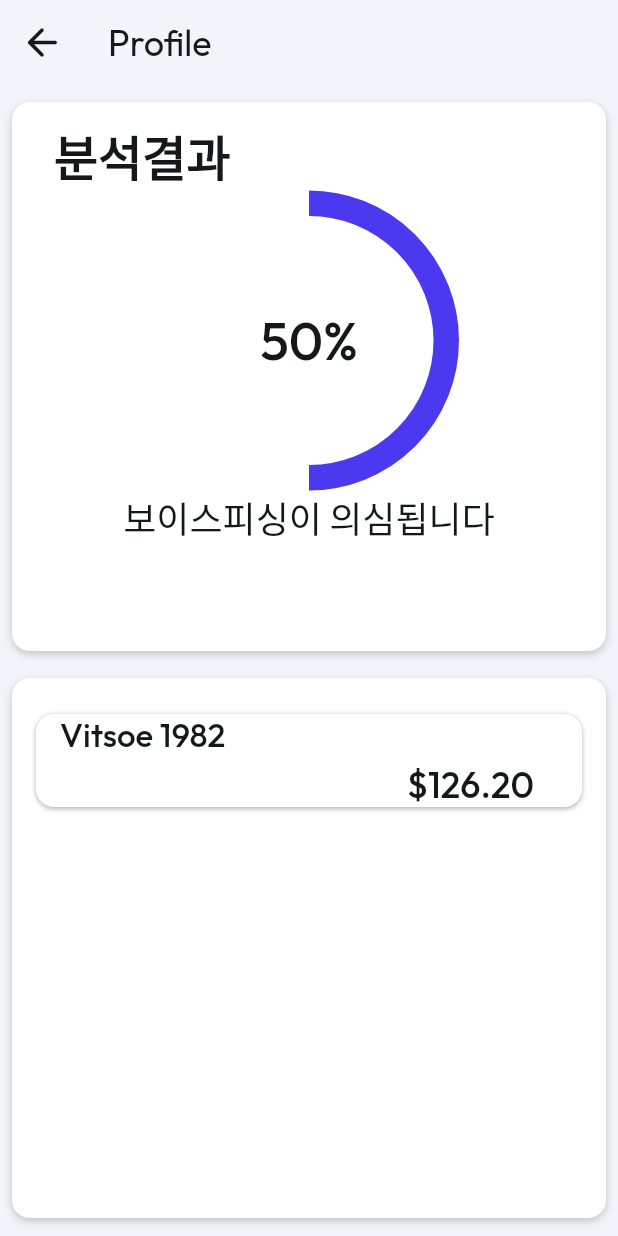
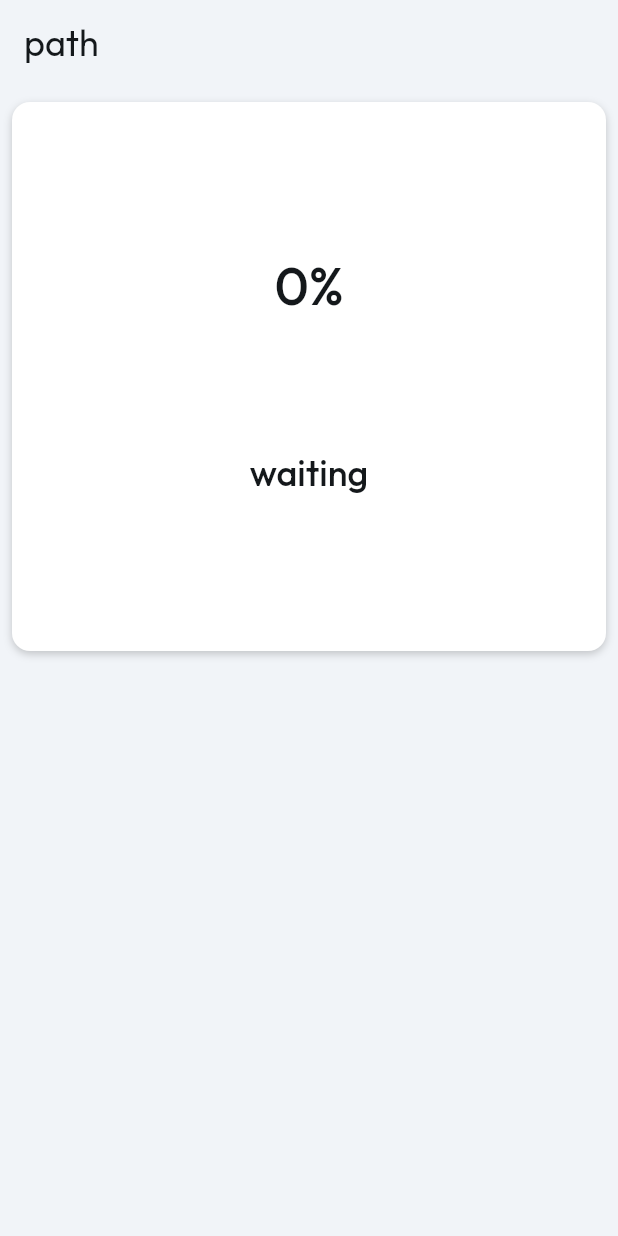
Before and after one commit to manystorms/voicephishing, a Flutter app: the ResultScreenWidget screen opened by its route, on a phone screen of 412 x 824 dp. Run offline on Flutter 3.47's test engine with Material 3 defaults, Android fonts, the light colour scheme and no system bars; drawn by our look-alikes of flutter_animate, percent_indicator; our stand-ins replace auto_size_text, font_awesome_flutter, from_css_color, go_router, google_fonts, page_transition and 3 more; missing offline and left inert: external_path, google_speech, json_path, tflite_flutter; accounts and stored records are empty.

Commit message:
1차 발표

```diff
--- a/lib/flutter_flow/nav/nav.dart
+++ b/lib/flutter_flow/nav/nav.dart
@@ -16,6 +16,8 @@ import 'serialization_util.dart';
 export 'package:go_router/go_router.dart';
 export 'serialization_util.dart';
 
+import 'package:voicephishing/model/get_FilePath.dart';
+
 const kTransitionInfoKey = '__transition_info__';
 
 class AppStateNotifier extends ChangeNotifier {
@@ -32,21 +34,25 @@ class AppStateNotifier extends ChangeNotifier {
   }
 }
 
+class MyAudioFile {
+  static final dummy = AudioFile(Path: "/dummy/path", Date: DateTime.now());
+}
+
 GoRouter createRouter(AppStateNotifier appStateNotifier) => GoRouter(
   initialLocation: '/list07UserSearch',
   debugLogDiagnostics: true,
   refreshListenable: appStateNotifier,
-      errorBuilder: (context, state) => ResultScreenWidget(),
+  errorBuilder: (context, state) => ResultScreenWidget(audioFile: MyAudioFile.dummy),
   routes: [
     FFRoute(
       name: '_initialize',
       path: '/',
-          builder: (context, _) => ResultScreenWidget(),
+      builder: (context, _) => ResultScreenWidget(audioFile: MyAudioFile.dummy),
     ),
     FFRoute(
       name: 'ResultScreen',
       path: '/resultScreen',
-          builder: (context, params) => ResultScreenWidget(),
+      builder: (context, params) => ResultScreenWidget(audioFile: MyAudioFile.dummy),
     ),
     FFRoute(
       name: 'List07UserSearch',
@@ -55,6 +61,7 @@ GoRouter createRouter(AppStateNotifier appStateNotifier) => GoRouter(
     )
   ].map((r) => r.toRoute(appStateNotifier)).toList(),
 );
+
 
 extension NavParamExtensions on Map<String, String?> {
   Map<String, String> get withoutNulls => Map.fromEntries(
--- a/lib/main.dart
+++ b/lib/main.dart
@@ -49,6 +49,7 @@ class _MyAppState extends State<MyApp> {
   @override
   Widget build(BuildContext context) {
     return MaterialApp.router(
+      debugShowCheckedModeBanner: false,
       title: 'antivoice',
       localizationsDelegates: [
         GlobalMaterialLocalizations.delegate,
--- a/lib/pages/result_screen/result_screen_widget.dart
+++ b/lib/pages/result_screen/result_screen_widget.dart
@@ -13,8 +13,13 @@ import 'package:provider/provider.dart';
 import 'result_screen_model.dart';
 export 'result_screen_model.dart';
 
+import 'package:voicephishing/model/get_FilePath.dart';
+import 'package:voicephishing/model/SpeechToText.dart';
+import 'package:voicephishing/model/AnalyzeText.dart';
+
 class ResultScreenWidget extends StatefulWidget {
-  const ResultScreenWidget({super.key});
+  final AudioFile audioFile;
+  ResultScreenWidget({required this.audioFile});
 
   @override
   State<ResultScreenWidget> createState() => _ResultScreenWidgetState();
@@ -22,6 +27,56 @@ class ResultScreenWidget extends StatefulWidget {
 
 class _ResultScreenWidgetState extends State<ResultScreenWidget>
     with TickerProviderStateMixin {
+
+  bool _isAnalyzing = true;
+  String audioText = "";
+  List<String> audioSentences = [];
+  List<double> audioVoicephishingCheck = [];
+  double TotalVoicephishingCheck = 0;
+  String VoicePhishingShow = 'waiting';
+
+  Future<void> _getAudioText() async {
+    getAudioText speechToTextClass = getAudioText();
+    audioText = await speechToTextClass.recognizeAudioFile(widget.audioFile.Path);
+
+    await _getAnalyzeData();
+
+    VoicePhishingShow = '보이스피싱이 의심됩니다';
+    _isAnalyzing = false;
+
+    setState(() {});
+  }
+
+  Future<void> _getAnalyzeData() async {
+    audioSentences = audioText.split(RegExp(r'\.\s+'));
+    audioVoicephishingCheck.clear();
+
+    final classifier = TextClassifier();
+
+    await classifier.initialize();
+
+    try {
+      int TotalAudioTextLen = 0;
+      double TotalRes = 0;
+      for (String text in audioSentences) {
+        double result = await classifier.classifyText(text);
+        audioVoicephishingCheck.add(result);
+        print("문자: $text, 예측 결과: $result");
+
+        TotalAudioTextLen = TotalAudioTextLen+text.length;
+        TotalRes = TotalRes+text.length*result;
+      }
+      TotalVoicephishingCheck = TotalRes/TotalAudioTextLen.toDouble();
+    } catch (e) {
+      print('분류 중 오류가 발생했습니다: $e');
+    } finally {
+      classifier.dispose();
+    }
+    print(audioSentences);
+    print(audioVoicephishingCheck);
+  }
+
+
   late ResultScreenModel _model;
 
   final scaffoldKey = GlobalKey<ScaffoldState>();
@@ -32,6 +87,7 @@ class _ResultScreenWidgetState extends State<ResultScreenWidget>
   void initState() {
     super.initState();
     _model = createModel(context, () => ResultScreenModel());
+    _getAudioText();
 
     animationsMap.addAll({
       'containerOnPageLoadAnimation': AnimationInfo(
@@ -80,24 +136,9 @@ class _ResultScreenWidgetState extends State<ResultScreenWidget>
         backgroundColor: FlutterFlowTheme.of(context).primaryBackground,
         appBar: AppBar(
           backgroundColor: FlutterFlowTheme.of(context).primaryBackground,
-          automaticallyImplyLeading: false,
-          leading: FlutterFlowIconButton(
-            borderColor: Colors.transparent,
-            borderRadius: 30.0,
-            borderWidth: 1.0,
-            buttonSize: 60.0,
-            icon: Icon(
-              Icons.arrow_back_rounded,
-              color: FlutterFlowTheme.of(context).primaryText,
-              size: 30.0,
-            ),
-            onPressed: () async {
-              context.pop();
-              Navigator.pop(context);
-            },
-          ),
+          iconTheme: IconThemeData(color: Colors.grey),
           title: Text(
-            'Profile',
+            widget.audioFile.Name,
             style: FlutterFlowTheme.of(context).headlineMedium.override(
                   fontFamily: 'Outfit',
                   letterSpacing: 0.0,
@@ -112,7 +153,7 @@ class _ResultScreenWidgetState extends State<ResultScreenWidget>
           child: Column(
             mainAxisSize: MainAxisSize.max,
             children: [
-              Expanded(
+              Flexible(
                 child: Align(
                   alignment: AlignmentDirectional(0.0, 0.0),
                   child: Padding(
@@ -143,24 +184,12 @@ class _ResultScreenWidgetState extends State<ResultScreenWidget>
                           mainAxisSize: MainAxisSize.max,
                           crossAxisAlignment: CrossAxisAlignment.start,
                           children: [
-                            Padding(
-                              padding: EdgeInsetsDirectional.fromSTEB(
-                                  16.0, 0.0, 0.0, 0.0),
-                              child: Text(
-                                '분석결과',
-                                style: FlutterFlowTheme.of(context)
-                                    .headlineLarge
-                                    .override(
-                                      fontFamily: 'Outfit',
-                                      letterSpacing: 0.0,
-                                    ),
-                              ),
-                            ),
+                            SizedBox(height: 20),
                             Align(
                               alignment: AlignmentDirectional(0.0, 0.0),
                               child: CircularPercentIndicator(
-                                percent: 0.5,
-                                radius: 100.0,
+                                percent: TotalVoicephishingCheck,
+                                radius: 90.0,
                                 lineWidth: 17.0,
                                 animation: true,
                                 animateFromLastPercent: true,
@@ -169,7 +198,7 @@ class _ResultScreenWidgetState extends State<ResultScreenWidget>
                                 backgroundColor:
                                     FlutterFlowTheme.of(context).accent4,
                                 center: Text(
-                                  '50%',
+                                  '${(TotalVoicephishingCheck*100).toStringAsFixed(0)}%',
                                   style: FlutterFlowTheme.of(context)
                                       .headlineSmall
                                       .override(
@@ -180,10 +209,11 @@ class _ResultScreenWidgetState extends State<ResultScreenWidget>
                                 ),
                               ),
                             ),
+                            SizedBox(height: 20),
                             Align(
                               alignment: AlignmentDirectional(0.0, 0.0),
                               child: Text(
-                                '보이스피싱이 의심됩니다',
+                                VoicePhishingShow,
                                 style: FlutterFlowTheme.of(context)
                                     .headlineSmall
                                     .override(
@@ -224,85 +254,56 @@ class _ResultScreenWidgetState extends State<ResultScreenWidget>
                         ],
                         borderRadius: BorderRadius.circular(12.0),
                       ),
-                      child: Padding(
-                        padding: EdgeInsets.all(12.0),
-                        child: Column(
-                          mainAxisSize: MainAxisSize.max,
-                          crossAxisAlignment: CrossAxisAlignment.start,
-                          children: [
-                            ListView(
+                      child: ListView.builder(
                         padding: EdgeInsets.zero,
                         shrinkWrap: true,
-                              scrollDirection: Axis.vertical,
-                              children: [
-                                Padding(
-                                  padding: EdgeInsetsDirectional.fromSTEB(
-                                      4.0, 12.0, 4.0, 0.0),
+                        itemCount: audioSentences.length,  // 리스트 항목 수를 지정, 실제 데이터 크기에 맞게 조정
+                        itemBuilder: (BuildContext context, int index) {
+                          return Padding(
+                            padding: EdgeInsetsDirectional.fromSTEB(4.0, 12.0, 4.0, 0.0),
                             child: Container(
                               width: double.infinity,
                               decoration: BoxDecoration(
-                                      color: FlutterFlowTheme.of(context)
-                                          .secondaryBackground,
+                                color: FlutterFlowTheme.of(context).secondaryBackground,
                                 boxShadow: [
                                   BoxShadow(
                                     blurRadius: 2.0,
                                     color: Color(0x520E151B),
-                                          offset: Offset(
-                                            0.0,
-                                            1.0,
-                                          ),
+                                    offset: Offset(0.0, 1.0),
                                   )
                                 ],
                                 borderRadius: BorderRadius.circular(12.0),
                               ),
                               child: Padding(
-                                      padding: EdgeInsetsDirectional.fromSTEB(
-                                          0.0, 0.0, 16.0, 0.0),
+                                padding: EdgeInsetsDirectional.fromSTEB(0.0, 0.0, 16.0, 0.0),
                                 child: Row(
                                   mainAxisSize: MainAxisSize.max,
                                   children: [
                                     Expanded(
                                       child: Padding(
-                                              padding: EdgeInsetsDirectional
-                                                  .fromSTEB(
-                                                      16.0, 0.0, 16.0, 0.0),
+                                        padding: EdgeInsetsDirectional.fromSTEB(16.0, 0.0, 16.0, 0.0),
                                         child: Column(
                                           mainAxisSize: MainAxisSize.max,
-                                                mainAxisAlignment:
-                                                    MainAxisAlignment.center,
-                                                crossAxisAlignment:
-                                                    CrossAxisAlignment.start,
+                                          mainAxisAlignment: MainAxisAlignment.center,
+                                          crossAxisAlignment: CrossAxisAlignment.start,
                                           children: [
                                             Padding(
-                                                    padding:
-                                                        EdgeInsetsDirectional
-                                                            .fromSTEB(0.0, 0.0,
-                                                                0.0, 4.0),
+                                              padding: EdgeInsetsDirectional.fromSTEB(0.0, 0.0, 0.0, 4.0),
                                               child: Text(
-                                                      'Vitsoe 1982',
-                                                      style: FlutterFlowTheme
-                                                              .of(context)
-                                                          .titleLarge
-                                                          .override(
-                                                            fontFamily:
-                                                                'Outfit',
+                                                audioSentences[index],
+                                                style: FlutterFlowTheme.of(context).titleLarge.override(
+                                                  fontFamily: 'Outfit',
                                                   letterSpacing: 0.0,
                                                 ),
                                               ),
                                             ),
                                             Align(
-                                                    alignment:
-                                                        AlignmentDirectional(
-                                                            1.0, 0.0),
+                                              alignment: AlignmentDirectional(1.0, 0.0),
                                               child: Text(
-                                                      '\$126.20',
+                                                "${(audioVoicephishingCheck[index]*100).toStringAsFixed(0)}%",
                                                 textAlign: TextAlign.end,
-                                                      style: FlutterFlowTheme
-                                                              .of(context)
-                                                          .headlineSmall
-                                                          .override(
-                                                            fontFamily:
-                                                                'Outfit',
+                                                style: FlutterFlowTheme.of(context).headlineSmall.override(
+                                                  fontFamily: 'Outfit',
                                                   letterSpacing: 0.0,
                                                 ),
                                               ),
@@ -314,13 +315,9 @@ class _ResultScreenWidgetState extends State<ResultScreenWidget>
                                   ],
                                 ),
                               ),
-                                  ).animateOnPageLoad(animationsMap[
-                                      'containerOnPageLoadAnimation']!),
-                                ),
-                              ],
-                            ),
-                          ],
-                        ),
+                            ).animateOnPageLoad(animationsMap['containerOnPageLoadAnimation']!),
+                          );
+                        },
                       ),
                     ),
                   ),
```
Also changed, not shown: lib/pages/home_screen/home_screen_widget.dart (+53 -53 lines). Lines whose indentation alone changed are shown as unchanged.
